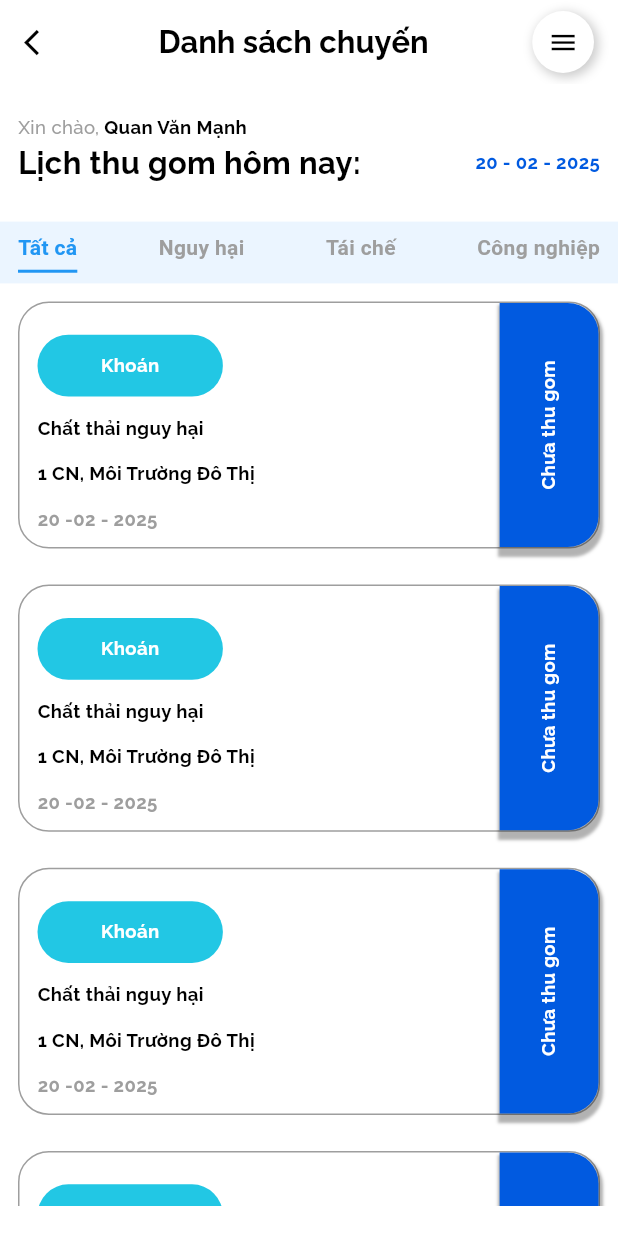
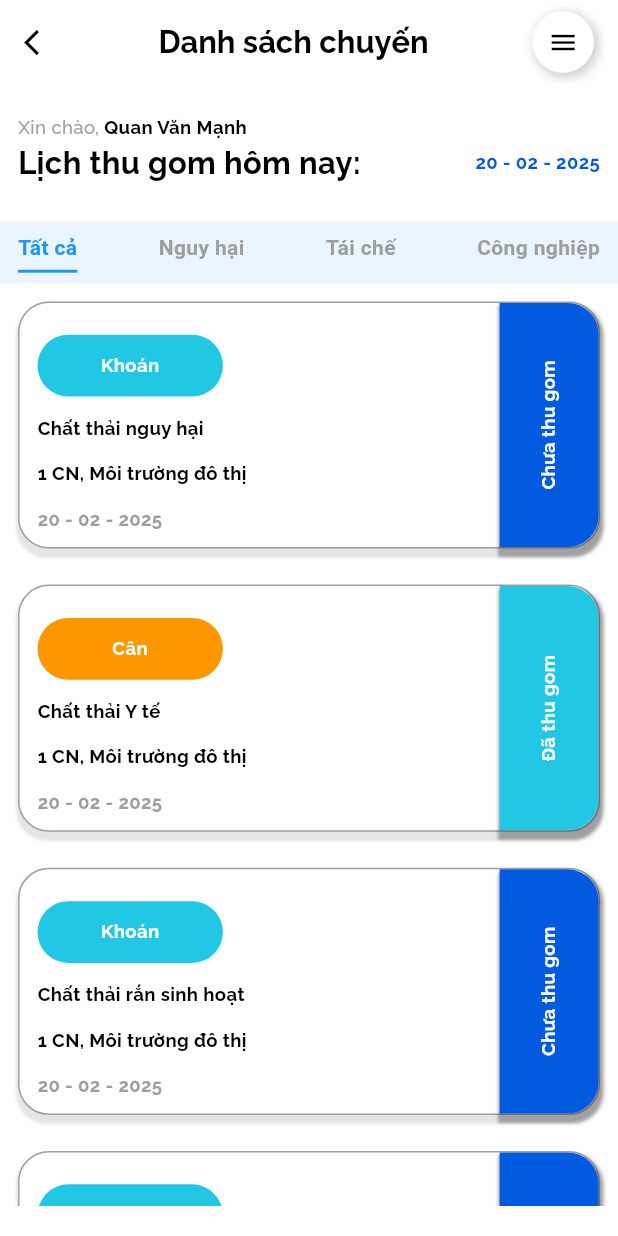
Before and after one commit to Manh-IT-K2/AppMTAC, a Flutter app: the ScheduleScreen screen opened by its route, on a phone screen of 412 x 824 dp. Run offline on Flutter 3.47's test engine with Material 3 defaults, Android fonts, the light colour scheme and no system bars; our stand-ins replace device_preview, get, image_picker, sizer; network calls fail.

Commit message:
update ui SchuduleScreen

```diff
--- a/mtac/lib/data/schedule_screen/item_trip_work.dart
+++ b/mtac/lib/data/schedule_screen/item_trip_work.dart
@@ -26,7 +26,7 @@
       day: "20 - 02 - 2025",
       status: "Chưa thu gom"),
   ScheduleModel(
-      title: "Khoán",
+      title: "Bình",
       nameWaste: "Chất thải công nghiệp",
       addressBusiness: "1 CN, Môi trường đô thị",
       day: "20 - 02 - 2025",
@@ -38,11 +38,11 @@
       day: "20 - 02 - 2025",
       status: "Chưa thu gom"),
   ScheduleModel(
-      title: "Khoán",
+      title: "Bình",
       nameWaste: "Chất thải nguy hại",
       addressBusiness: "1 CN, Môi trường đô thị",
       day: "20 - 02 - 2025",
-      status: "Chưa thu gom"),
+      status: "Đang thu gom"),
   ScheduleModel(
       title: "Khoán",
       nameWaste: "Chất thải nguy hại",
@@ -50,11 +50,11 @@
       day: "20 - 02 - 2025",
       status: "Chưa thu gom"),
   ScheduleModel(
-      title: "Khoán",
+      title: "Cân",
       nameWaste: "Chất thải y tế",
       addressBusiness: "1 CN, Môi trường đô thị",
       day: "20 - 02 - 2025",
-      status: "Chưa thu gom"),
+      status: "Đã thu gom"),
   ScheduleModel(
       title: "Khoán",
       nameWaste: "Chất thải rắn sinh hoạt",
--- a/mtac/lib/views/schedule/schedule_screen.dart
+++ b/mtac/lib/views/schedule/schedule_screen.dart
@@ -1,6 +1,7 @@
 import 'package:flutter/material.dart';
 import 'package:get/get.dart';
 import 'package:mtac/controllers/trip_controller.dart';
+import 'package:mtac/data/schedule_screen/item_trip_work.dart';
 import 'package:mtac/themes/color.dart';
 import 'package:mtac/utils/theme_text.dart';
 import 'package:sizer/sizer.dart';
@@ -116,9 +117,16 @@
                 onPageChanged: controller.onPageChanged,
                 children: controller.items.map((title) {
                   return ListView.builder(
-                    itemCount: 10,
-                    itemBuilder: (context, index) => const _ItemTripWork(),
-                  );
+                      itemCount: tripWorkData.length,
+                      itemBuilder: (context, index) {
+                        final data = tripWorkData[index];
+                        return _ItemTripWork(
+                            title: data.title,
+                            nameWaste: data.nameWaste,
+                            addressBusiness: data.addressBusiness,
+                            day: data.day,
+                            status: data.status);
+                      });
                 }).toList(),
               ),
             ),
@@ -132,8 +140,14 @@
 class _ItemTripWork extends StatelessWidget {
   const _ItemTripWork({
     super.key,
+    required this.title,
+    required this.nameWaste,
+    required this.addressBusiness,
+    required this.day,
+    required this.status,
   });
 
+  final String title, nameWaste, addressBusiness, day, status;
   @override
   Widget build(BuildContext context) {
     return Container(
@@ -144,6 +158,14 @@
         color: Colors.white,
         border: Border.all(color: Colors.grey),
         borderRadius: BorderRadius.circular(5.w),
+        boxShadow: [
+          BoxShadow(
+            color: Colors.black.withOpacity(0.1),
+            spreadRadius: 2,
+            blurRadius: 1,
+            offset: const Offset(1, 4),
+          ),
+        ],
       ),
       child: Row(
         mainAxisAlignment: MainAxisAlignment.spaceBetween,
@@ -158,12 +180,16 @@
                   width: 30.w,
                   height: 10.w,
                   decoration: BoxDecoration(
-                    color: const Color(0xFF22C7E4),
+                    color: title.contains("Khoán")
+                        ? const Color(0xFF22C7E4)
+                        : title.contains("Cân")
+                            ? Colors.orange
+                            : kPrimaryColor,
                     borderRadius: BorderRadius.circular(5.w),
                   ),
                   child: Center(
                     child: Text(
-                      "Khoán",
+                      title,
                       style: PrimaryFont.bodyTextBold()
                           .copyWith(color: Colors.white),
                       textAlign: TextAlign.center,
@@ -174,7 +200,7 @@
                   height: 3.w,
                 ),
                 Text(
-                  "Chất thải nguy hại",
+                  nameWaste,
                   style:
                       PrimaryFont.bodyTextBold().copyWith(color: Colors.black),
                   textAlign: TextAlign.center,
@@ -183,7 +209,7 @@
                   height: 3.w,
                 ),
                 Text(
-                  "1 CN, Môi Trường Đô Thị",
+                  addressBusiness,
                   style:
                       PrimaryFont.bodyTextBold().copyWith(color: Colors.black),
                   textAlign: TextAlign.center,
@@ -192,7 +218,7 @@
                   height: 3.w,
                 ),
                 Text(
-                  "20 -02 - 2025",
+                  day,
                   style:
                       PrimaryFont.bodyTextBold().copyWith(color: Colors.grey),
                   textAlign: TextAlign.center,
@@ -204,7 +230,11 @@
             height: double.infinity,
             width: 8.h,
             decoration: BoxDecoration(
-                color: kPrimaryColor,
+              color: status.contains("Chưa thu gom")
+                  ? kPrimaryColor
+                  : status.contains("Đang thu gom")
+                      ? Colors.green
+                      : const Color(0xFF22C7E4),
               borderRadius: BorderRadius.only(
                 topRight: Radius.circular(5.w),
                 bottomRight: Radius.circular(5.w),
@@ -214,13 +244,15 @@
                   color: Colors.black.withOpacity(0.3),
                   spreadRadius: 2,
                   blurRadius: 1,
-                      offset: const Offset(1, 4))
-                ]),
+                  offset: const Offset(1, 4),
+                ),
+              ],
+            ),
             child: Center(
               child: RotatedBox(
                 quarterTurns: -1,
                 child: Text(
-                  "Chưa thu gom",
+                  status,
                   style:
                       PrimaryFont.bodyTextBold().copyWith(color: Colors.white),
                 ),
```
Lines whose indentation alone changed are shown as unchanged.
